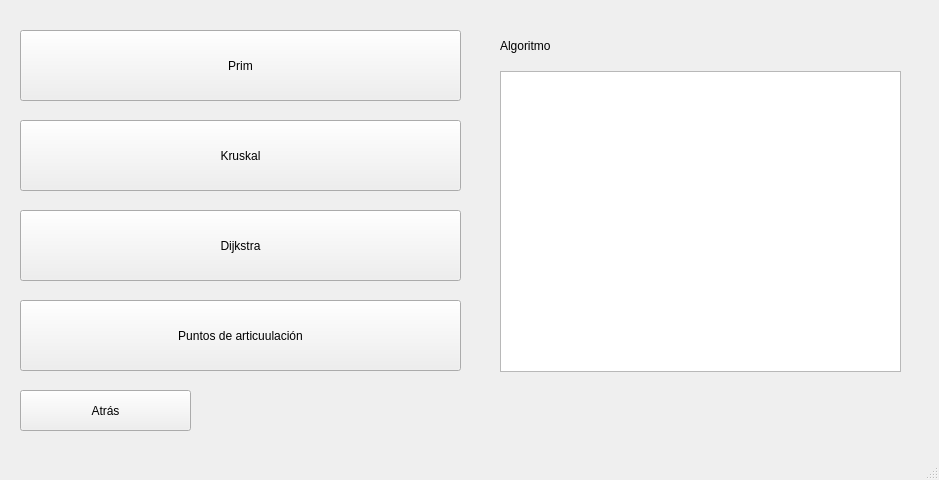
The window that AdminGUI/window_city.ui (ixcastro/Progra-ED-3-) describes before a commit, drawn with Qt 5.
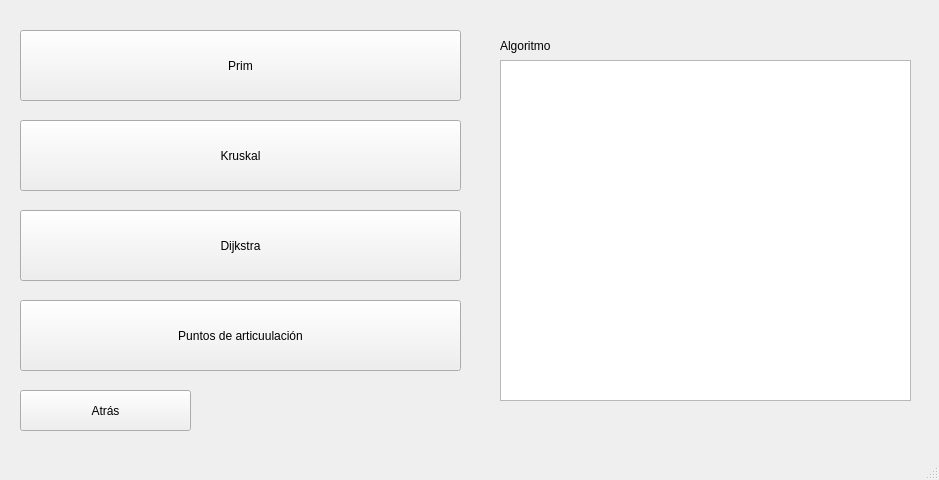
The same window after the commit.

Diff of the .ui file:
```diff
--- a/AdminGUI/window_city.ui
+++ b/AdminGUI/window_city.ui
@@ -92,13 +92,13 @@
      <string>Prim</string>
     </property>
    </widget>
-   <widget class="QListWidget" name="listWidget">
+   <widget class="QGraphicsView" name="graphicsView">
     <property name="geometry">
      <rect>
       <x>500</x>
-      <y>71</y>
-      <width>401</width>
-      <height>301</height>
+      <y>60</y>
+      <width>411</width>
+      <height>341</height>
      </rect>
     </property>
    </widget>
```
